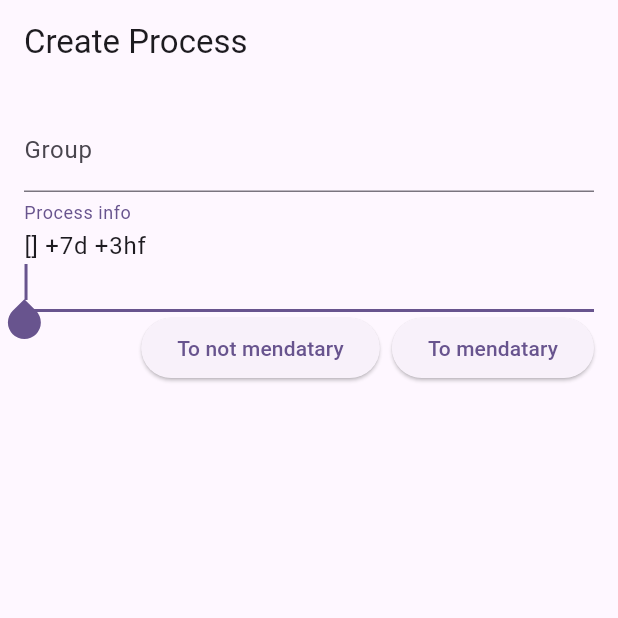
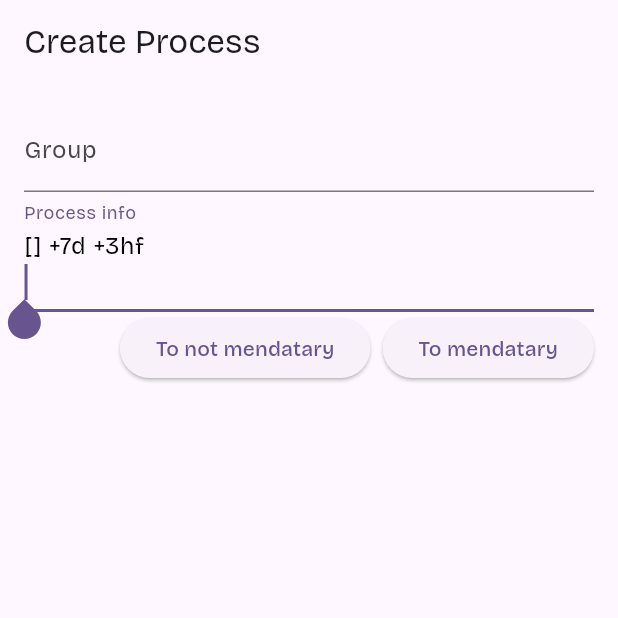
Before and after one commit to nicourrrn/pliner, a Flutter app: the ProcessCreateView screen opened by its route, on a phone screen of 412 x 824 dp, the top half of it. Run offline on Flutter 3.47's test engine with Material 3 defaults, Android fonts, the light colour scheme and no system bars; our stand-ins replace date_format, file_picker, flutter_hooks, freezed_annotation, gap, go_router and 3 more; missing offline and left inert: self_process_manager; generated files the repository leaves out were written again.

Commit message:
Update styles and UI

```diff
--- a/lib/main.dart
+++ b/lib/main.dart
@@ -8,9 +8,11 @@ import "package:go_router/go_router.dart";
 import 'package:date_format/date_format.dart';
 import "dart:convert";
 import "package:path_provider/path_provider.dart";
+import "package:self_process_manager/sources.dart";
 import "./models.dart";
 import "./convetrers.dart";
 import "./controllers.dart";
+import "./theme.dart";
 
 void main() {
   runApp(const ProviderScope(child: MyApp()));
@@ -45,12 +47,10 @@ class MyApp extends StatelessWidget {
 
   @override
   Widget build(BuildContext context) {
+    final isDesktop = MediaQuery.of(context).size.width > 600;
     return MaterialApp.router(
       title: 'Task manager',
-      theme: ThemeData(
-        colorScheme: ColorScheme.fromSeed(seedColor: Colors.deepPurple),
-        useMaterial3: true,
-      ),
+      theme: isDesktop ? desctopTheme : mobileTheme,
       routerConfig: _router,
     );
   }
@@ -82,15 +82,7 @@ class MyHomePage extends HookConsumerWidget {
           IconButton(
             icon: const Icon(Icons.save),
             onPressed: () async {
-              final directory = await getApplicationDocumentsDirectory();
-              final file = File('${directory.path}/processes.json');
-              final jsonString = jsonEncode(
-                ref
-                    .read(processListProvider)
-                    .map((process) => process.toJson())
-                    .toList(),
-              );
-              await file.writeAsString(jsonString);
+              await saveProcessesToFile(ref.read(processListProvider));
             },
           ),
           IconButton(
@@ -181,19 +173,23 @@ class ProcessListTile extends HookConsumerWidget {
     if (selectedProcesses.contains(processId)) {
       color.value = Colors.red[400];
     } else if (process.isMendatary) {
-      color.value = Colors.grey[400];
+      color.value = Colors.purple[100];
     } else {
       color.value = Colors.grey[150];
     }
 
-    return Badge(
-      alignment: Alignment.topLeft,
-      label:
-          process.isMendatary
-              ? const Text("Mendatary")
-              : const Text("Not mendatary"),
-
-      backgroundColor: process.isMendatary ? Colors.red[400] : Colors.grey[400],
+    return Container(
+      decoration: BoxDecoration(
+        gradient: LinearGradient(
+          colors: [
+            color.value!,
+            Theme.of(context).canvasColor,
+            Theme.of(context).canvasColor,
+          ],
+          begin: Alignment.topLeft,
+          end: Alignment.bottomRight,
+        ),
+      ),
       child: ListTile(
         title: Text(process.name),
         subtitle: Text(process.group),
@@ -210,6 +206,27 @@ class ProcessListTile extends HookConsumerWidget {
         },
       ),
     );
+    // return Badge(
+    //   alignment: Alignment.topLeft,
+    //   label:
+    //       process.isMendatary ? const Icon(Icons.star_border) : const Text(""),
+    //   backgroundColor: process.isMendatary ? Colors.red[400] : Colors.grey[400],
+    //   child: ListTile(
+    //     title: Text(process.name),
+    //     subtitle: Text(process.group),
+    //     trailing: Text(process.timeNeeded.inHours.toString()),
+    //     onTap: () {
+    //       context.push("/process/${process.id}");
+    //     },
+    //     tileColor: color.value,
+    //
+    //     onLongPress: () {
+    //       ref
+    //           .read(selectedProcessesProvider.notifier)
+    //           .toggleProcess(process.id);
+    //     },
+    //   ),
+    // );
   }
 }
 
@@ -389,6 +406,7 @@ class ProcessCreateView extends HookConsumerWidget {
                     ref
                         .read(processListProvider.notifier)
                         .appendOrReplaceProcess(process.value);
+                    saveProcessesToFile(ref.read(processListProvider));
                     context.pop();
                   },
                   child: const Text('To not mendatary'),
@@ -400,6 +418,7 @@ class ProcessCreateView extends HookConsumerWidget {
                     ref
                         .read(processListProvider.notifier)
                         .appendOrReplaceProcess(process.value);
+                    saveProcessesToFile(ref.read(processListProvider));
                     context.pop();
                   },
                   child: const Text('To mendatary'),
--- /dev/null
+++ b/lib/sources.dart
@@ -0,0 +1,13 @@
+import 'dart:convert';
+import 'dart:io';
+import 'package:path_provider/path_provider.dart';
+import "./models.dart";
+
+saveProcessesToFile(List<Process> processes) async {
+  final directory = await getApplicationDocumentsDirectory();
+  final file = File('${directory.path}/processes.json');
+  final jsonString = jsonEncode(
+    processes.map((process) => process.toJson()).toList(),
+  );
+  await file.writeAsString(jsonString);
+}
--- /dev/null
+++ b/lib/theme.dart
@@ -0,0 +1,166 @@
+import 'package:flutter/material.dart';
+import "package:google_fonts/google_fonts.dart";
+
+final desctopTheme = ThemeData(
+  textTheme: TextTheme(
+    bodySmall: TextStyle(
+      fontSize: 16,
+      color: Colors.black,
+      fontFamily: GoogleFonts.bricolageGrotesque().fontFamily,
+    ),
+    bodyMedium: TextStyle(
+      fontSize: 14,
+      color: Colors.black54,
+      fontFamily: GoogleFonts.bricolageGrotesque().fontFamily,
+    ),
+    bodyLarge: TextStyle(
+      fontSize: 18,
+      color: Colors.black,
+      fontFamily: GoogleFonts.bricolageGrotesque().fontFamily,
+    ),
+    titleSmall: TextStyle(
+      fontSize: 20,
+      color: Colors.black,
+      fontFamily: GoogleFonts.bricolageGrotesque().fontFamily,
+    ),
+    titleMedium: TextStyle(
+      fontSize: 22,
+      color: Colors.black,
+      fontFamily: GoogleFonts.bricolageGrotesque().fontFamily,
+    ),
+    titleLarge: TextStyle(
+      fontSize: 24,
+      color: Colors.black,
+      fontFamily: GoogleFonts.bricolageGrotesque().fontFamily,
+    ),
+    displaySmall: TextStyle(
+      fontSize: 26,
+      color: Colors.black,
+      fontFamily: GoogleFonts.bricolageGrotesque().fontFamily,
+    ),
+    displayMedium: TextStyle(
+      fontSize: 28,
+      color: Colors.black,
+      fontFamily: GoogleFonts.bricolageGrotesque().fontFamily,
+    ),
+    displayLarge: TextStyle(
+      fontSize: 30,
+      color: Colors.black,
+      fontFamily: GoogleFonts.bricolageGrotesque().fontFamily,
+    ),
+    headlineSmall: TextStyle(
+      fontSize: 32,
+      color: Colors.black,
+      fontFamily: GoogleFonts.bricolageGrotesque().fontFamily,
+    ),
+    headlineMedium: TextStyle(
+      fontSize: 34,
+      color: Colors.black,
+      fontFamily: GoogleFonts.bricolageGrotesque().fontFamily,
+    ),
+    headlineLarge: TextStyle(
+      fontSize: 36,
+      color: Colors.black,
+      fontFamily: GoogleFonts.bricolageGrotesque().fontFamily,
+    ),
+    labelSmall: TextStyle(
+      fontSize: 12,
+      color: Colors.black,
+      fontFamily: GoogleFonts.bricolageGrotesque().fontFamily,
+    ),
+    labelMedium: TextStyle(
+      fontSize: 14,
+      color: Colors.black,
+      fontFamily: GoogleFonts.bricolageGrotesque().fontFamily,
+    ),
+    labelLarge: TextStyle(
+      fontSize: 16,
+      color: Colors.black,
+      fontFamily: GoogleFonts.bricolageGrotesque().fontFamily,
+    ),
+  ),
+  colorScheme: ColorScheme.fromSeed(seedColor: Colors.deepPurple),
+  useMaterial3: true,
+);
+
+final mobileTheme = ThemeData(
+  textTheme: TextTheme(
+    bodySmall: TextStyle(
+      fontSize: 14,
+      color: Colors.black,
+      fontFamily: GoogleFonts.bricolageGrotesque().fontFamily,
+    ),
+    bodyMedium: TextStyle(
+      fontSize: 12,
+      color: Colors.black54,
+      fontFamily: GoogleFonts.bricolageGrotesque().fontFamily,
+    ),
+    bodyLarge: TextStyle(
+      fontSize: 16,
+      color: Colors.black,
+      fontFamily: GoogleFonts.bricolageGrotesque().fontFamily,
+    ),
+    titleSmall: TextStyle(
+      fontSize: 18,
+      color: Colors.black,
+      fontFamily: GoogleFonts.bricolageGrotesque().fontFamily,
+    ),
+    titleMedium: TextStyle(
+      fontSize: 20,
+      color: Colors.black,
+      fontFamily: GoogleFonts.bricolageGrotesque().fontFamily,
+    ),
+    titleLarge: TextStyle(
+      fontSize: 22,
+      color: Colors.black,
+      fontFamily: GoogleFonts.bricolageGrotesque().fontFamily,
+    ),
+    displaySmall: TextStyle(
+      fontSize: 24,
+      color: Colors.black,
+      fontFamily: GoogleFonts.bricolageGrotesque().fontFamily,
+    ),
+    displayMedium: TextStyle(
+      fontSize: 26,
+      color: Colors.black,
+      fontFamily: GoogleFonts.bricolageGrotesque().fontFamily,
+    ),
+    displayLarge: TextStyle(
+      fontSize: 28,
+      color: Colors.black,
+      fontFamily: GoogleFonts.bricolageGrotesque().fontFamily,
+    ),
+    headlineSmall: TextStyle(
+      fontSize: 30,
+      color: Colors.black,
+      fontFamily: GoogleFonts.bricolageGrotesque().fontFamily,
+    ),
+    headlineMedium: TextStyle(
+      fontSize: 32,
+      color: Colors.black,
+      fontFamily: GoogleFonts.bricolageGrotesque().fontFamily,
+    ),
+    headlineLarge: TextStyle(
+      fontSize: 34,
+      color: Colors.black,
+      fontFamily: GoogleFonts.bricolageGrotesque().fontFamily,
+    ),
+    labelSmall: TextStyle(
+      fontSize: 10,
+      color: Colors.black,
+      fontFamily: GoogleFonts.bricolageGrotesque().fontFamily,
+    ),
+    labelMedium: TextStyle(
+      fontSize: 12,
+      color: Colors.black,
+      fontFamily: GoogleFonts.bricolageGrotesque().fontFamily,
+    ),
+    labelLarge: TextStyle(
+      fontSize: 14,
+      color: Colors.black,
+      fontFamily: GoogleFonts.bricolageGrotesque().fontFamily,
+    ),
+  ),
+  colorScheme: ColorScheme.fromSeed(seedColor: Colors.deepPurple),
+  useMaterial3: true,
+);
```
Also changed, not shown: lib/screens.dart (added), lib/widgets.dart (added).
